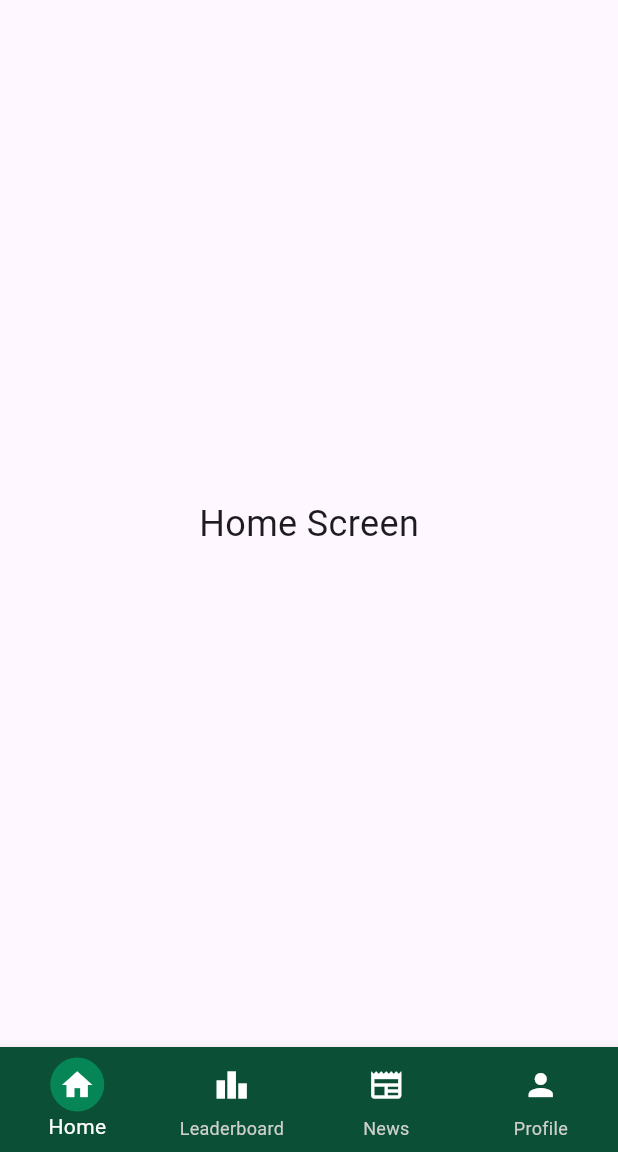
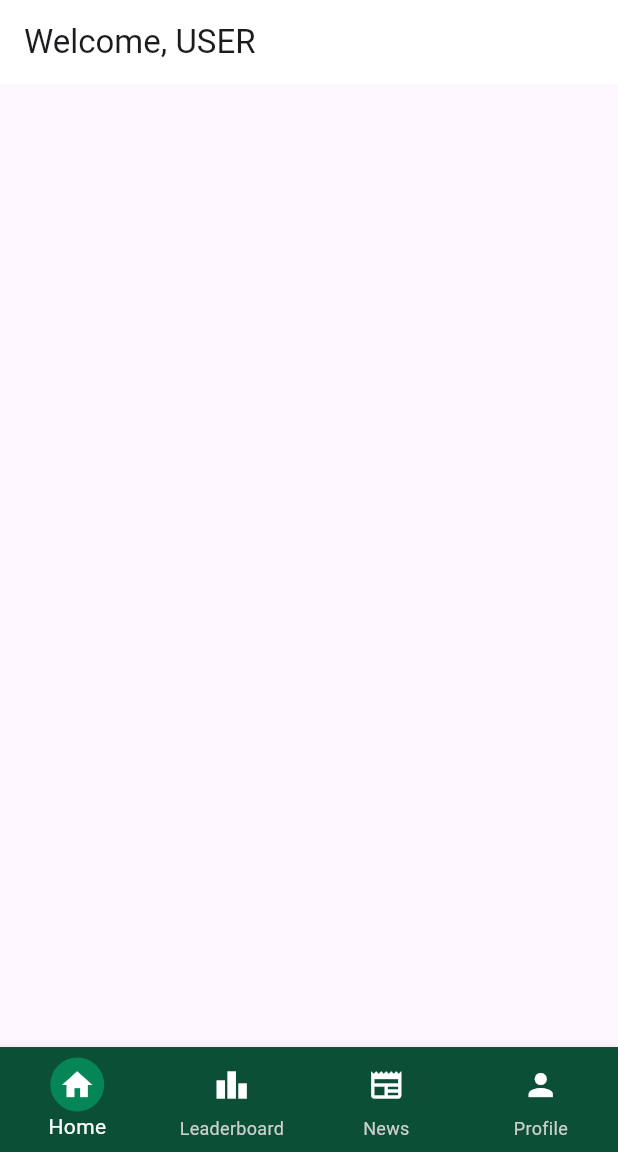
Before and after one commit to CR1SI/CarbonFootPrinters, a Flutter app: the screen it shows after launch, on a phone screen of 412 x 824 dp, the part 84-1236 px from its top. Run offline on Flutter 3.47's test engine with Material 3 defaults, Android fonts, the light colour scheme and no system bars.

Commit message:
Update home_screen.dart

```diff
--- a/front-end/carbon_foot_printer/lib/home_screen.dart
+++ b/front-end/carbon_foot_printer/lib/home_screen.dart
@@ -5,11 +5,11 @@ class HomeScreen extends StatelessWidget {
 
   @override
   Widget build(BuildContext context) {
-    return const Center(
-      child: Text(
-        'Home Screen',
-        style: TextStyle(fontSize: 24),
-      ),
+    return Scaffold(
+appBar: AppBar(
+title: Text('Welcome, USER'),
+backgroundColor: const Color.fromARGB(255, 255, 255, 255),
+),
     );
   }
 }
```
